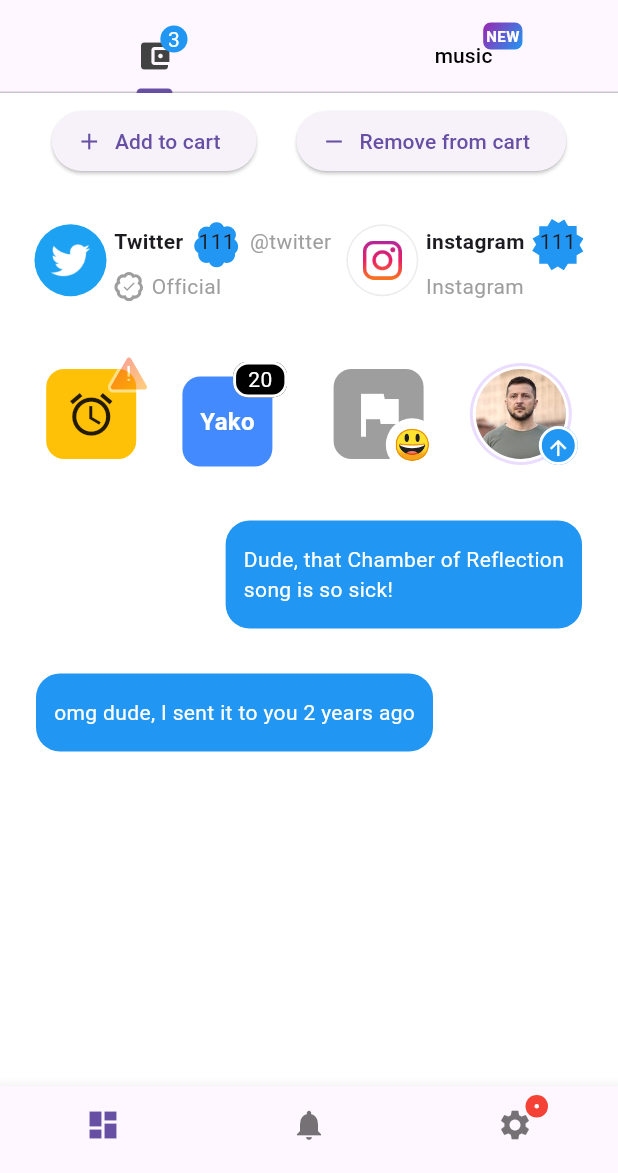
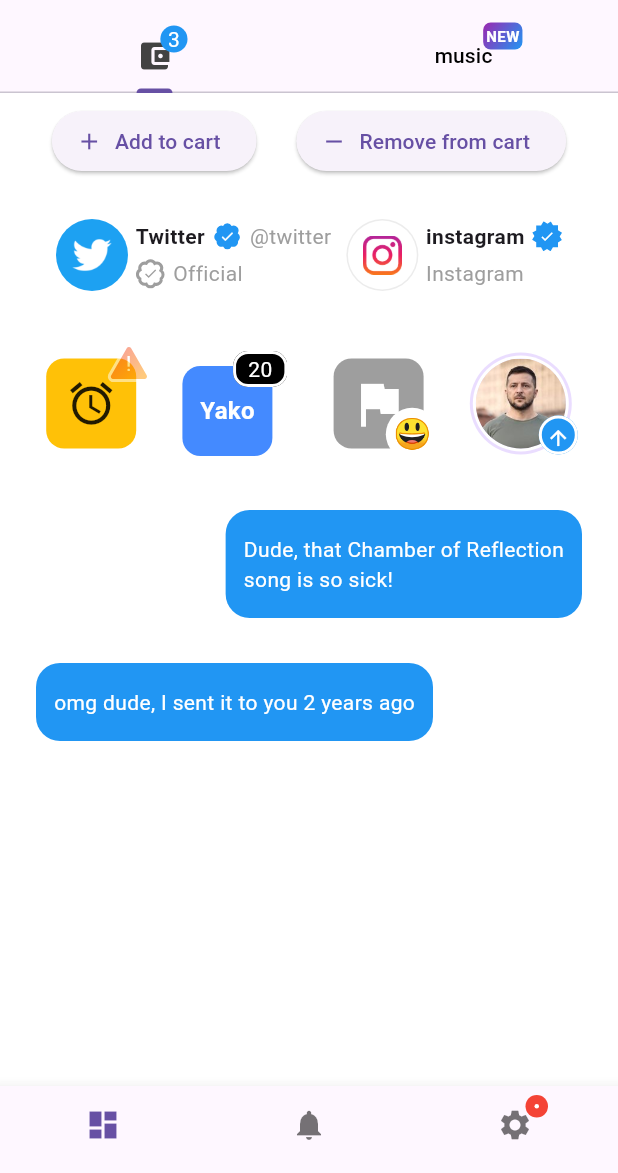
Before and after one commit to yako-dev/flutter_badges, a Flutter app: the screen it shows after launch, on a phone screen of 412 x 824 dp, the part 63-1236 px from its top. Run offline on Flutter 3.47's test engine with Material 2 defaults, Android fonts, the phone set to English and light mode, and no system bars.

Commit message:
Return default value of child content for verified account widgets

```diff
--- a/example/lib/instagram_verified_account.dart
+++ b/example/lib/instagram_verified_account.dart
@@ -55,7 +55,11 @@ class InstagramVerifiedAccount extends StatelessWidget {
                 SizedBox(width: 5),
                 badges.Badge(
                   badgeAnimation: badges.BadgeAnimation.fade(toAnimate: false),
-                  badgeContent: Text('111'),
+                  badgeContent: Icon(
+                    Icons.check,
+                    color: Colors.white,
+                    size: 10,
+                  ),
                   badgeStyle: badges.BadgeStyle(
                     shape: badges.BadgeShape.instagram,
                     badgeColor: Colors.blue,
--- a/example/lib/twitter_verified_account.dart
+++ b/example/lib/twitter_verified_account.dart
@@ -31,7 +31,11 @@ class TwitterVerifiedAccount extends StatelessWidget {
                 SizedBox(width: 5),
                 badges.Badge(
                   badgeAnimation: badges.BadgeAnimation.fade(toAnimate: false),
-                  badgeContent: Text('111'),
+                  badgeContent: Icon(
+                    Icons.check,
+                    color: Colors.white,
+                    size: 10,
+                  ),
                   badgeStyle: badges.BadgeStyle(
                     shape: badges.BadgeShape.twitter,
                     badgeColor: Colors.blue,
```
